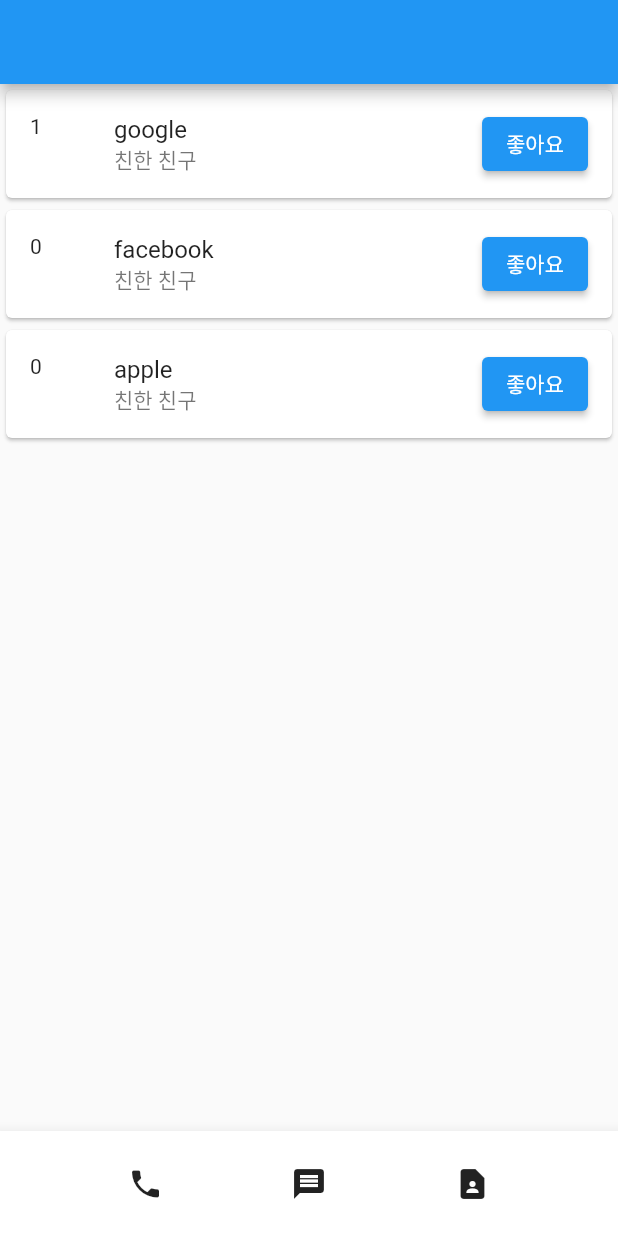
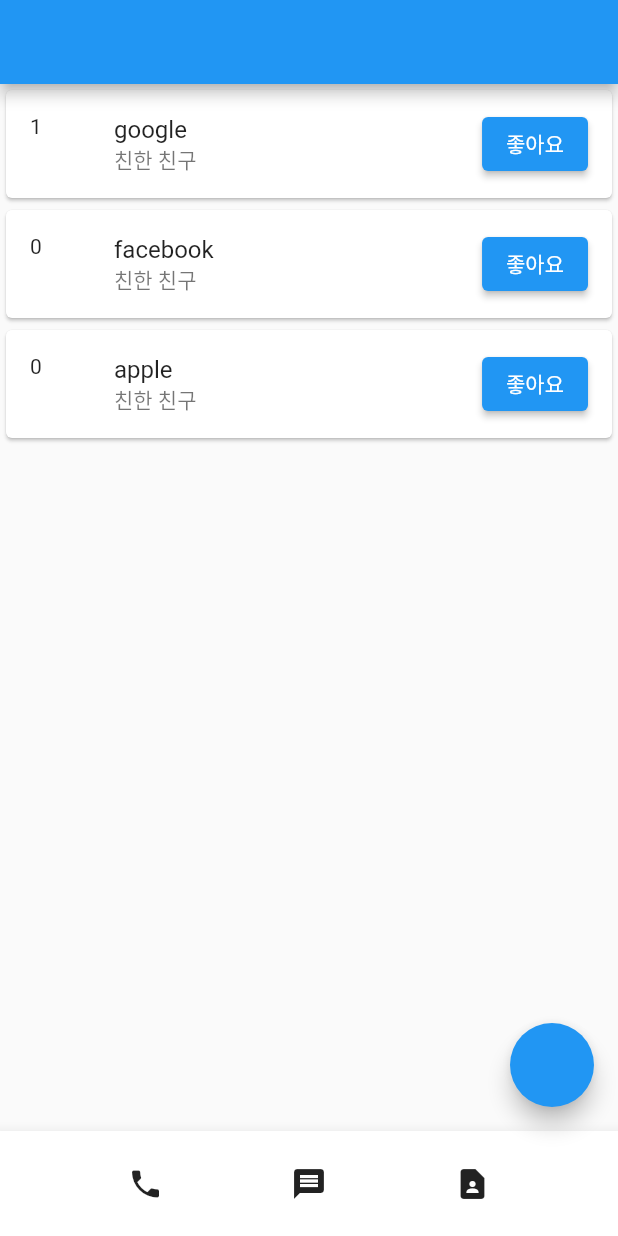
Before and after one commit to hogyun3709/flutter_first_tutorial, a Flutter app: the screen it shows after launch, after a tap on "좋아요", on a phone screen of 412 x 824 dp. Run offline on Flutter 3.47's test engine with Material 2 defaults, Android fonts, the phone set to English and light mode, and no system bars.

Commit message:
Dialog: understanding what context is

```diff
--- a/lib/main.dart
+++ b/lib/main.dart
@@ -1,7 +1,7 @@
 import 'package:flutter/material.dart';
 
 void main() {
-  runApp(MyApp());
+  runApp(MaterialApp(home: MyApp()));
 }
 
 class MyApp extends StatefulWidget {
@@ -13,12 +13,20 @@ class MyApp extends StatefulWidget {
 
 class _MyAppState extends State<MyApp> {
   var name = ['google', 'facebook', 'apple'];
-  var likes = [0,0,0];
+  var likes = [0, 0, 0];
 
   @override
   Widget build(BuildContext context) {
-    return MaterialApp(
-      home: Scaffold(
+    return Scaffold(
+      floatingActionButton: FloatingActionButton(
+        onPressed: () {
+          showDialog(
+              context: context,
+              builder: (context) {
+                return const Dialog(child: Text('안녕'));
+              });
+        },
+      ),
       appBar: AppBar(),
       body: ListView.builder(
           itemCount: name.length,
@@ -27,17 +35,18 @@ class _MyAppState extends State<MyApp> {
               child: ListTile(
                   leading: Text(likes[i].toString()),
                   title: Text(name[i]),
-                  subtitle: Text('친한 친구'),
-                  trailing: ElevatedButton(child: Text('좋아요'), onPressed: (){
-                    setState((){
+                  subtitle: const Text('친한 친구'),
+                  trailing: ElevatedButton(
+                    child: const Text('좋아요'),
+                    onPressed: () {
+                      setState(() {
                         likes[i]++;
                       });
-                  },)
-                ),
+                    },
+                  )),
             );
           }),
       bottomNavigationBar: const BottomNavigation(),
-      ),
     );
   }
 }
```
Also changed, not shown: 1 other file. Lines whose indentation alone changed are shown as unchanged.
